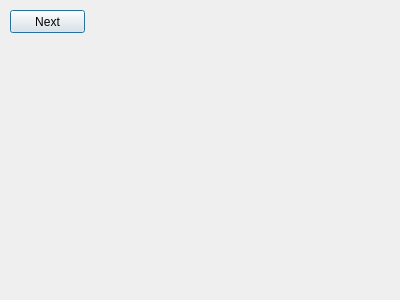
The window that Source Code/TJ's Code/sphalfelfdruid.ui (srohr/CEAMS) describes before a commit, drawn with Qt 5.
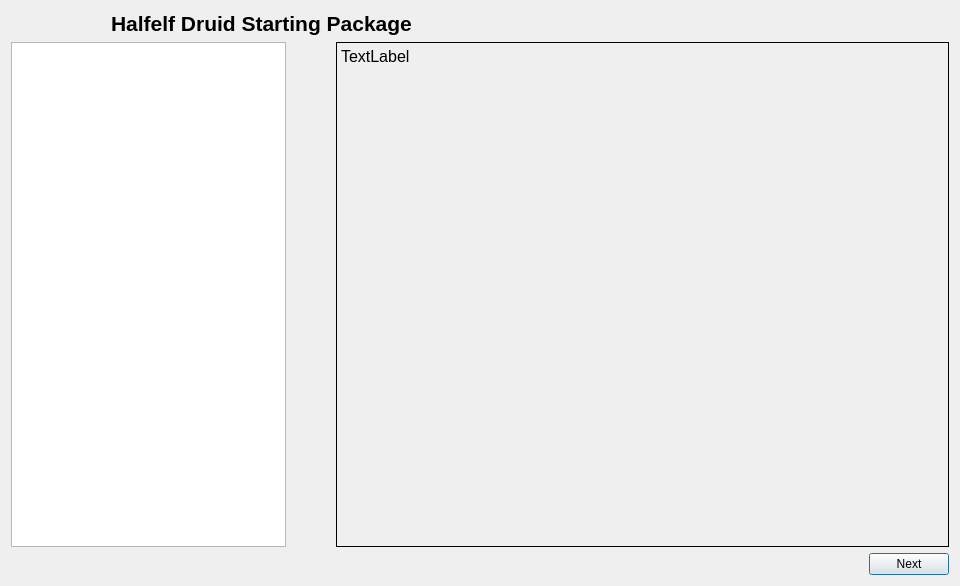
The same window after the commit.

Commit message:
Initial Layouts Complete
I have created all the layouts that were tasked of me and now they only
need to have the buttons and such operational.

The edit to the form file:
```diff
--- a/Source Code/TJ's Code/sphalfelfdruid.ui
+++ b/Source Code/TJ's Code/sphalfelfdruid.ui
@@ -6,26 +6,143 @@
    <rect>
     <x>0</x>
     <y>0</y>
-    <width>400</width>
-    <height>300</height>
+    <width>960</width>
+    <height>586</height>
    </rect>
   </property>
   <property name="windowTitle">
    <string>Dialog</string>
   </property>
-  <widget class="QPushButton" name="Next">
-   <property name="geometry">
-    <rect>
-     <x>10</x>
-     <y>10</y>
-     <width>75</width>
-     <height>23</height>
-    </rect>
-   </property>
-   <property name="text">
-    <string>Next</string>
-   </property>
-  </widget>
+  <layout class="QVBoxLayout" name="verticalLayout_3">
+   <item>
+    <layout class="QVBoxLayout" name="verticalLayout_2">
+     <item>
+      <layout class="QHBoxLayout" name="horizontalLayout_3">
+       <property name="leftMargin">
+        <number>100</number>
+       </property>
+       <item>
+        <widget class="QLabel" name="label_2">
+         <property name="minimumSize">
+          <size>
+           <width>150</width>
+           <height>25</height>
+          </size>
+         </property>
+         <property name="maximumSize">
+          <size>
+           <width>400</width>
+           <height>25</height>
+          </size>
+         </property>
+         <property name="font">
+          <font>
+           <pointsize>16</pointsize>
+           <weight>75</weight>
+           <bold>true</bold>
+          </font>
+         </property>
+         <property name="text">
+          <string>Halfelf Druid Starting Package</string>
+         </property>
+        </widget>
+       </item>
+       <item>
+        <spacer name="horizontalSpacer_2">
+         <property name="orientation">
+          <enum>Qt::Horizontal</enum>
+         </property>
+         <property name="sizeHint" stdset="0">
+          <size>
+           <width>198</width>
+           <height>20</height>
+          </size>
+         </property>
+        </spacer>
+       </item>
+      </layout>
+     </item>
+     <item>
+      <layout class="QVBoxLayout" name="verticalLayout">
+       <item>
+        <layout class="QHBoxLayout" name="horizontalLayout_2">
+         <property name="spacing">
+          <number>50</number>
+         </property>
+         <item>
+          <widget class="QListWidget" name="listWidget">
+           <property name="maximumSize">
+            <size>
+             <width>275</width>
+             <height>16777215</height>
+            </size>
+           </property>
+          </widget>
+         </item>
+         <item>
+          <widget class="QLabel" name="label">
+           <property name="sizePolicy">
+            <sizepolicy hsizetype="Preferred" vsizetype="Preferred">
+             <horstretch>0</horstretch>
+             <verstretch>0</verstretch>
+            </sizepolicy>
+           </property>
+           <property name="minimumSize">
+            <size>
+             <width>300</width>
+             <height>300</height>
+            </size>
+           </property>
+           <property name="font">
+            <font>
+             <pointsize>12</pointsize>
+            </font>
+           </property>
+           <property name="frameShape">
+            <enum>QFrame::Box</enum>
+           </property>
+           <property name="text">
+            <string>TextLabel</string>
+           </property>
+           <property name="alignment">
+            <set>Qt::AlignLeading|Qt::AlignLeft|Qt::AlignTop</set>
+           </property>
+           <property name="wordWrap">
+            <bool>true</bool>
+           </property>
+          </widget>
+         </item>
+        </layout>
+       </item>
+       <item>
+        <layout class="QHBoxLayout" name="horizontalLayout">
+         <item>
+          <spacer name="horizontalSpacer">
+           <property name="orientation">
+            <enum>Qt::Horizontal</enum>
+           </property>
+           <property name="sizeHint" stdset="0">
+            <size>
+             <width>348</width>
+             <height>20</height>
+            </size>
+           </property>
+          </spacer>
+         </item>
+         <item>
+          <widget class="QPushButton" name="Next">
+           <property name="text">
+            <string>Next</string>
+           </property>
+          </widget>
+         </item>
+        </layout>
+       </item>
+      </layout>
+     </item>
+    </layout>
+   </item>
+  </layout>
  </widget>
  <resources/>
  <connections/>
```
The commit also changes 12 other files.
